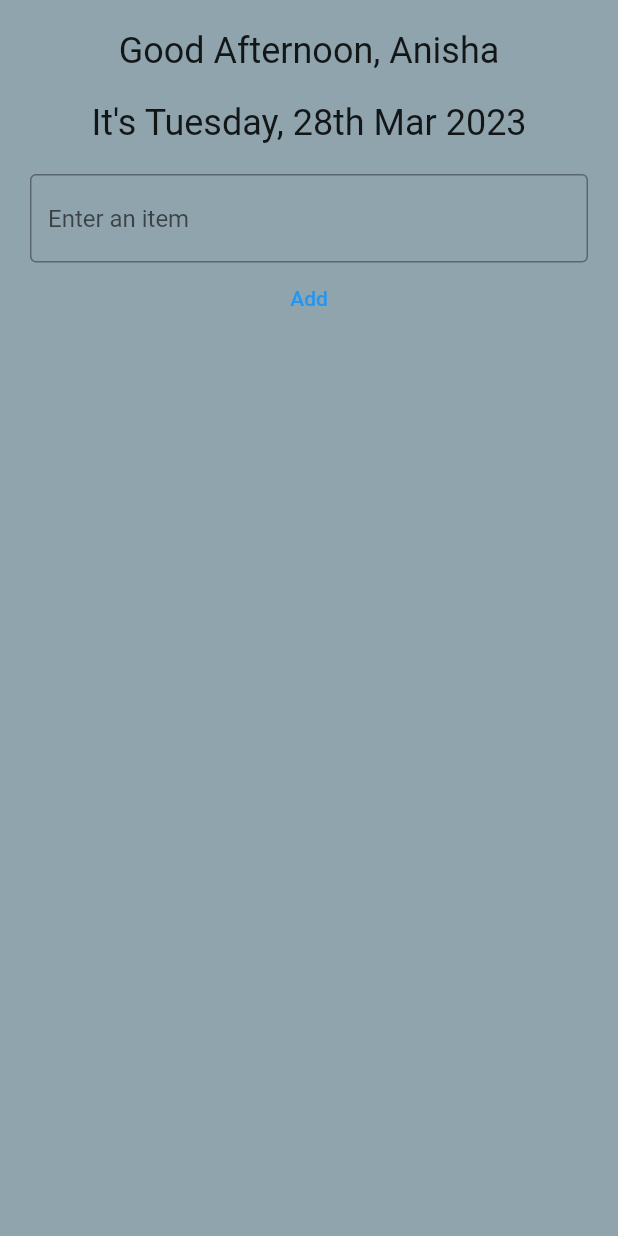
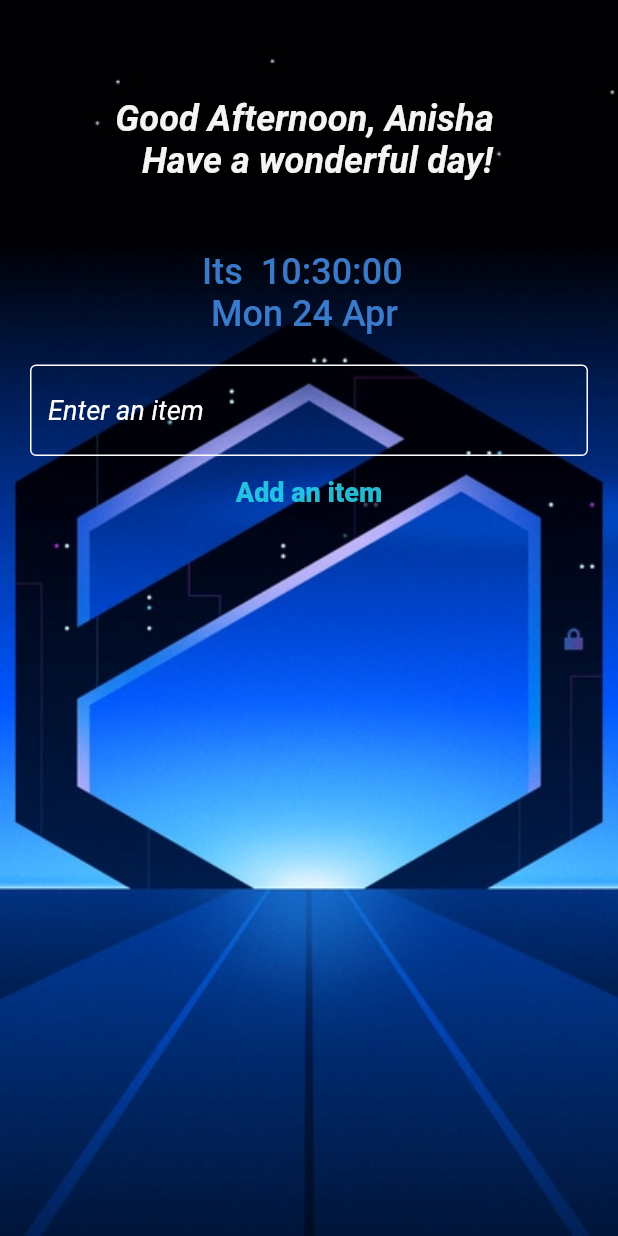
Before and after one commit to anishaxtha/flutter_todoapp, a Flutter app: the screen it shows after launch, on a phone screen of 412 x 824 dp. Run offline on Flutter 3.47's test engine with Material 2 defaults, Android fonts, the phone set to English and light mode, and no system bars; our stand-ins replace get.

Commit message:
commit changes

```diff
--- a/lib/main.dart
+++ b/lib/main.dart
@@ -1,5 +1,6 @@
 import 'package:flutter/material.dart';
 import 'package:flutter_application_1/screens/home_screen.dart';
+import 'package:get/get.dart';
 
 void main() {
   runApp(const MyApp());
@@ -10,7 +11,8 @@
 
   @override
   Widget build (BuildContext context){
-    return MaterialApp(
+    return GetMaterialApp(
+      debugShowCheckedModeBanner: false,
       home: HomeScreen(),
     );
   }
--- a/lib/screens/home_screen.dart
+++ b/lib/screens/home_screen.dart
@@ -1,6 +1,10 @@
 import 'package:flutter/material.dart';
+import 'package:flutter_application_1/screens/task_screen.dart';
+import 'package:get/get.dart';
+import 'package:intl/intl.dart';
 
-class HomeScreen extends StatefulWidget{
+
+class HomeScreen extends StatefulWidget {
   const HomeScreen({super.key});
 
   @override
@@ -8,29 +12,55 @@
 }
 
 class _HomeScreenState extends State<HomeScreen> {
-  TextEditingController _formdata = TextEditingController();
+  TextEditingController _formData = TextEditingController();
   String textValue = "";
 
+  //  this list will contain all the todos
+  List todoList = [];
+
   @override
-  Widget build(BuildContext context){
+  Widget build(BuildContext context) {
+    DateTime now = DateTime.now();
+    String formattedDate = DateFormat(" kk:mm:ss \n EEE d MMM").format(now);
+    // var decoration;
     return Scaffold(
-      backgroundColor: Colors.blueGrey.shade300,
-      body: SafeArea(
+      // backgroundColor: Color.fromARGB(255, 181, 165, 197),
+
+
+      body: Container(
+        constraints: BoxConstraints.expand(),
+        // height: 200,
+        // width: double.infinity,
+        decoration: const BoxDecoration(
+          image: DecorationImage(
+            image: AssetImage("assets/images/hex.png"),
+            fit: BoxFit.cover),
+        ),
         child: SingleChildScrollView(
           child: Padding(
             padding: EdgeInsets.all(20.0),
             child: Column(
               children: [
-                Text("Good Afternoon, Anisha" ,
+                Padding(
+                  padding: const EdgeInsets.all(45.0),
+                  child: Text(
+                    "Good Afternoon, Anisha \n \t Have a wonderful day!" ,
                     style: TextStyle(
+                      fontStyle: FontStyle.italic,
+                      fontWeight: FontWeight.bold,
+                      color: Color.fromARGB(255, 246, 243, 243),
                       fontSize: 24,
                     ),
                   ),
-                const Padding(
-                padding: EdgeInsets.only(top:20.0),
+                ),
+
+                 Padding(
+                  padding: EdgeInsets.only(top: 1.0),
                   child: Text(
-                    "It's Tuesday, 28th Mar 2023",
+                    "Its ${formattedDate}  ",
                     style: TextStyle(
+                      color: Color.fromARGB(225, 66, 137, 224),
+                      fontWeight: FontWeight.w500,
                       fontSize: 24,
                     ),
                   ),
@@ -38,26 +68,56 @@
                 Padding(
                   padding: const EdgeInsets.only(top: 20.0),
                   child: TextFormField(
-                    controller: _formdata,
+                    controller: _formData,
                     decoration: InputDecoration(
-                      border: OutlineInputBorder(),
+                      // focusColor: Colors.white,
+                      enabledBorder: OutlineInputBorder(
+                        borderSide: BorderSide(
+                          color: Colors.white
+                        )
+                      ),
+                      // fillColor: Colors.white70,
                       hintText: "Enter an item",
+                      hintStyle: TextStyle(
+                        color: Colors.white,
+                        fontSize: 18,
+                        fontStyle: FontStyle.italic
+                      )
                       // prefixIcon: Icon(Icons.airplane_ticket),
                     ),
                   ),
                 ),
+
                 TextButton(
-                  onPressed: (){
-                    textValue=_formdata.text;
-                    print(_formdata.text);
-                    setState(() {
+                  onPressed: () {
+                    // textValue=_formData.text;
+                    // map
+                    todoList.add({
+                      "task": _formData.text,
+                      "icon": Icons.task,
+                      "checked": false,
+                    });
+                    _formData.text = "";
+                    print(_formData.text);
+                    setState(() {});
+                  },
+                  child: Text(
+                    "Add an item",
+                   style: TextStyle(
+                      color: Color.fromARGB(222, 41, 213, 236),
+                      fontWeight: FontWeight.w900,
+                      fontSize: 18,
+                    ),
+                  ),
 
-                    });
-                  },
-                  child: Text("Add"),
                 ),
-                if(textValue != "")
-                Container(
+                ListView.builder(
+                  physics: NeverScrollableScrollPhysics(),
+                  shrinkWrap: true,
+                  itemCount: todoList.length,
+                  itemBuilder: (context, index) {
+                    var item = todoList[index];
+                    return Container(
                       margin: const EdgeInsets.only(top: 10.0),
                       padding: const EdgeInsets.symmetric(
                         vertical: 10.0,
@@ -70,13 +130,49 @@
                       child: Row(
                         mainAxisAlignment: MainAxisAlignment.spaceBetween,
                         children: [
-                      Text(textValue),
+                          Checkbox(
+                              value: item['checked'],
+                              onChanged: (value) {
+                                for (var i = 0; i < todoList.length; i++) {
+                                  if (todoList[i] == item) {
+                                    // print(todoList[i]);
+                                    setState(() {
+                                      todoList[i]['checked']=
+                                      !todoList[i]['checked'];
+                                    });
+                                  }
+                                }
+                              }),
+                          GestureDetector(
+                            onTap: (){
+                              print("tap");
+                              Get.to(
+                                TaskScreen(title: item['task'],),
+                                // transition: Transition.rightToLeft,
+                                // transition: Transition.zoom,
+                                transition: Transition.fade,
+
+
+                              );
+                              // Navigator.push(
+                              // context,
+                              //  MaterialPageRoute(
+                              //   builder: (_)=>TaskScreen(),
+                              //   ),
+                              //   );
+                            },
+                            child: Text(item['task'])),
+                          Icon(item['icon']),
                           // Text("Course for 4th sem"),
-                      Icon(Icons.home),
+                          // Icon(Icons.task_outlined),
                         ],
                       ),
-                ),
+                    );
+                  },
+                )
+                // if(textValue != "")
               ],
+
             ),
           ),
         ),
--- a/pubspec.yaml
+++ b/pubspec.yaml
@@ -35,6 +35,9 @@
   # The following adds the Cupertino Icons font to your application.
   # Use with the CupertinoIcons class for iOS style icons.
   cupertino_icons: ^1.0.2
+  get: ^4.6.5
+  intl: ^0.18.0
+
 
 dev_dependencies:
   flutter_test:
@@ -59,7 +62,8 @@
   uses-material-design: true
 
   # To add assets to your application, add an assets section, like this:
-  # assets:
+  assets:
+    - assets/images/
   #   - images/a_dot_burr.jpeg
   #   - images/a_dot_ham.jpeg
 
```
Also changed, not shown: lib/screens/task_screen.dart (added, +39 -0 lines), assets/images/docker.png (added), assets/images/g1.png (added), assets/images/gradient.png (added), assets/images/hex.png (added), assets/images/nice.png (added), pubspec.lock. Lines whose indentation alone changed are shown as unchanged.
